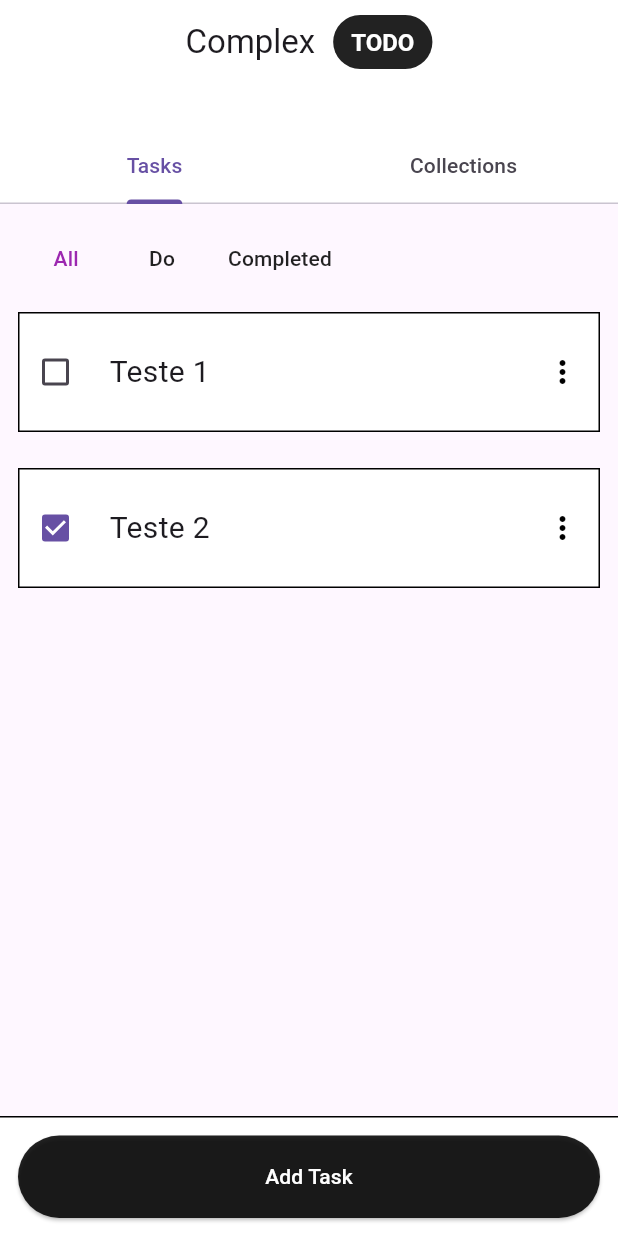
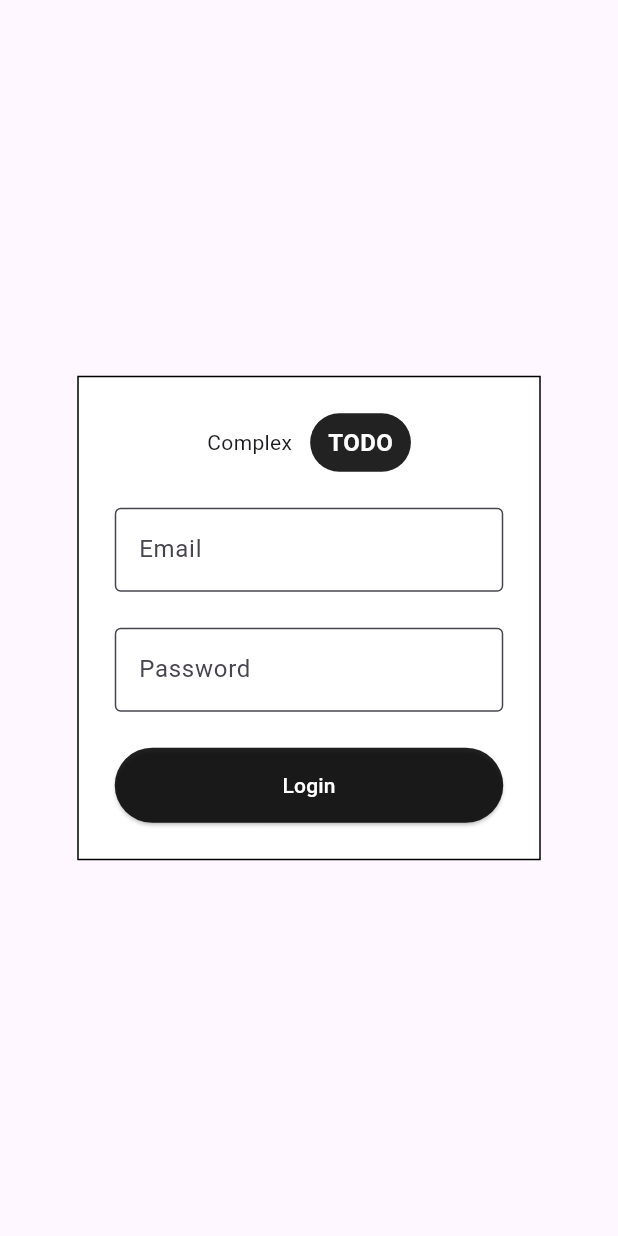
Before and after one commit to wellgenio/app-arch-with-modules, a Flutter app: the screen it shows after launch, on a phone screen of 412 x 824 dp. Run offline on Flutter 3.47's test engine with Material 3 defaults, Android fonts, the phone set to English and light mode, and no system bars; our stand-ins replace result_dart.

Commit message:
feature: implement auth

```diff
--- a/lib/app/app_widget.dart
+++ b/lib/app/app_widget.dart
@@ -1,8 +1,12 @@
 import 'package:flutter/material.dart';
+import 'package:modular_di_app/app/modules/auth/data/repositories/auth_repository.dart';
+import 'package:modular_di_app/app/modules/auth/domain/entities/user_entity.dart';
+import 'package:modular_di_app/app/ui/auth/login/login_page.dart';
 import 'package:provider/provider.dart';
 
 import 'modules/collection/data/repositories/collection_repository.dart';
 import 'modules/task/data/repositories/task_repository.dart';
+import 'ui/auth/login/login_page_view_model.dart';
 import 'ui/collections/collections_page_view_model.dart';
 import 'ui/collections/details/collection_details_page.dart';
 import 'ui/collections/details/collection_details_page_view_model.dart';
@@ -21,13 +25,19 @@ class AppWidget extends StatefulWidget {
 }
 
 class _AppWidgetState extends State<AppWidget> {
+  final GlobalKey<NavigatorState> navigatorKey = GlobalKey<NavigatorState>();
+
   @override
   Widget build(BuildContext context) {
     return MaterialApp(
+      navigatorKey: navigatorKey,
       title: 'Complex TODO',
       debugShowCheckedModeBanner: false,
-      initialRoute: RoutePaths.home.path,
-      routes: AppRouter.returnRouter(true),
+      initialRoute: RoutePaths.login.path,
+      routes: AppRouter.returnRouter(),
+      navigatorObservers: [
+        AuthObserver(context, navigatorKey: navigatorKey),
+      ],
     );
   }
 }
--- a/lib/app/app_widget_routes.dart
+++ b/lib/app/app_widget_routes.dart
@@ -10,6 +10,11 @@ class RoutePath {
 }
 
 class RoutePaths {
+  static const RoutePath login = RoutePath(
+    name: 'login',
+    path: '/login',
+  );
+
   static const RoutePath home = RoutePath(
     name: 'home',
     path: '/home',
@@ -27,8 +32,7 @@ class RoutePaths {
 }
 
 class AppRouter {
-  static Routes returnRouter(bool isAuth) {
-    Routes routes = {
+  static Routes returnRouter() => {
         RoutePaths.home.path: (context) => MultiProvider(
               providers: [
                 ChangeNotifierProvider(
@@ -72,9 +76,31 @@ class AppRouter {
               ),
             ),
           );
+        },
+        RoutePaths.login.path: (context) => ChangeNotifierProvider(
+              create: (_) => LoginPageViewModel(
+                context.read<IAuthRepository>(),
+              ),
+              child: LoginPage(),
+            ),
+      };
 }
-    };
 
-    return routes;
+class AuthObserver extends RouteObserver<ModalRoute<dynamic>> {
+  final GlobalKey<NavigatorState> navigatorKey;
+  final BuildContext context;
+
+  AuthObserver(
+    this.context, {
+    required this.navigatorKey,
+  });
+
+  @override
+  void didPush(Route<dynamic> route, Route<dynamic>? previousRoute) {
+    context.read<IAuthRepository>().observerUser().listen((user) {
+      if (user is NotLoggedUserEntity) {
+        navigatorKey.currentState?.pushReplacementNamed(RoutePaths.login.path);
+      }
+    });
   }
 }
--- a/lib/app/config/modules.dart
+++ b/lib/app/config/modules.dart
@@ -1,5 +1,6 @@
 import 'package:provider/single_child_widget.dart';
 
+import '../modules/auth/auth_module.dart';
 import '../modules/collection/collection_module.dart';
 import '../modules/core/core_module.dart';
 import '../modules/task/task_module.dart';
@@ -7,6 +8,7 @@ import '../modules/task/task_module.dart';
 List<SingleChildWidget> get providers {
   return [
     ...coreModuleProviders,
+    ...authModuleProviders,
     ...collectionModuleProviders,
     ...taskModuleProviders,
   ];
--- /dev/null
+++ b/lib/app/modules/auth/domain/dtos/credentials_dto.dart
@@ -0,0 +1,21 @@
+class CredentialsDto {
+  String email;
+  String password;
+
+  CredentialsDto({required this.email, required this.password });
+
+  factory CredentialsDto.empty() => CredentialsDto(
+    password: '',
+    email: '',
+  );
+
+  factory CredentialsDto.testUser() => CredentialsDto(
+    password: '123456',
+    email: 'test@gmail.com',
+  );
+
+
+  setEmail(String value) => email = value;
+
+  setPassword(String value) => password = value;
+}
--- /dev/null
+++ b/lib/app/modules/auth/domain/entities/user_entity.dart
@@ -0,0 +1,19 @@
+class UserEntity {
+  final String email;
+
+  UserEntity({required this.email});
+
+  factory UserEntity.empty() => UserEntity(email: '');
+
+  factory UserEntity.logged({required String email}) = LoggedUserEntity;
+
+  factory UserEntity.notLogged() => NotLoggedUserEntity(email: '');
+}
+
+class LoggedUserEntity extends UserEntity {
+  LoggedUserEntity({required super.email});
+}
+
+class NotLoggedUserEntity extends UserEntity {
+  NotLoggedUserEntity({required super.email});
+}
--- /dev/null
+++ b/lib/app/ui/auth/login/login_page.dart
@@ -0,0 +1,158 @@
+import 'package:flutter/material.dart';
+import 'package:modular_di_app/app/app_widget.dart';
+import 'package:modular_di_app/app/modules/auth/domain/dtos/credentials_dto.dart';
+import 'package:modular_di_app/app/ui/auth/login/login_page_view_model.dart';
+import 'package:modular_di_app/app/ui/shared/widgets/primary_button.dart';
+import 'package:provider/provider.dart';
+
+import '../../../../main.dart';
+
+class LoginPage extends StatefulWidget {
+  const LoginPage({super.key});
+
+  @override
+  State<LoginPage> createState() => _LoginPageState();
+}
+
+class _LoginPageState extends State<LoginPage>
+    with SingleTickerProviderStateMixin {
+  late final LoginPageViewModel viewModel = context.read<LoginPageViewModel>();
+  late AnimationController ctrl;
+  late Animation<double> anime;
+
+  final formKey = GlobalKey<FormState>();
+  final dto = isProduction ? CredentialsDto.empty() : CredentialsDto.testUser();
+
+  @override
+  void initState() {
+    super.initState();
+
+    viewModel.loginCommand.addListener(listener);
+
+    ctrl = AnimationController(
+      vsync: this,
+      duration: Duration(milliseconds: 1200),
+    );
+    anime = Tween<double>(
+      begin: -700,
+      end: 0,
+    ).animate(CurvedAnimation(parent: ctrl, curve: Curves.easeInOutBack));
+    ctrl.forward();
+  }
+
+  listener() {
+    if (viewModel.loginCommand.completed) {
+      Navigator.of(context).pushReplacementNamed(RoutePaths.home.path);
+    }
+  }
+
+  @override
+  dispose() {
+    viewModel.loginCommand.addListener(listener);
+    super.dispose();
+  }
+
+  onSubmit() {
+    if (formKey.currentState!.validate()) {
+      viewModel.loginCommand.execute(dto);
+    }
+  }
+
+  @override
+  Widget build(BuildContext context) {
+    return Scaffold(
+      body: Center(
+        child: AnimatedBuilder(
+          animation: ctrl,
+          builder: (context, _) {
+            return Transform.translate(
+              offset: Offset(0, anime.value),
+              child: Container(
+                width: MediaQuery.sizeOf(context).width * 0.75,
+                padding: EdgeInsets.all(24),
+                decoration: BoxDecoration(
+                  color: Colors.white,
+                  border: Border.all(
+                    color: Colors.black,
+                    width: 1,
+                  ),
+                ),
+                child: Form(
+                  key: formKey,
+                  child: Column(
+                    spacing: 24.0,
+                    mainAxisSize: MainAxisSize.min,
+                    children: [
+                      Row(
+                        mainAxisAlignment: MainAxisAlignment.center,
+                        spacing: 12.0,
+                        children: [
+                          Text('Complex'),
+                          Container(
+                            padding: EdgeInsets.symmetric(
+                                vertical: 8.0, horizontal: 12.0),
+                            decoration: BoxDecoration(
+                              color: Colors.black87,
+                              borderRadius: BorderRadius.circular(24),
+                            ),
+                            child: Text(
+                              'TODO',
+                              style: TextStyle(
+                                color: Colors.white,
+                                fontSize: 16,
+                                fontWeight: FontWeight.bold,
+                              ),
+                            ),
+                          ),
+                        ],
+                      ),
+                      TextFormField(
+                        initialValue: dto.email,
+                        onChanged: dto.setEmail,
+                        decoration: InputDecoration(
+                          hintText: 'Email',
+                          fillColor: Colors.white,
+                          filled: true,
+                          border: OutlineInputBorder(
+                            borderSide: BorderSide(
+                              width: 1,
+                              color: Colors.black,
+                            ),
+                          ),
+                        ),
+                      ),
+                      TextFormField(
+                        initialValue: dto.password,
+                        onChanged: dto.setPassword,
+                        obscureText: true,
+                        decoration: InputDecoration(
+                          hintText: 'Password',
+                          fillColor: Colors.white,
+                          filled: true,
+                          border: OutlineInputBorder(
+                            borderSide: BorderSide(
+                              width: 1,
+                              color: Colors.black,
+                            ),
+                          ),
+                        ),
+                      ),
+                      SizedBox(
+                        width: double.infinity,
+                        height: 50,
+                        child: PrimaryButton(
+                          onPressed: onSubmit,
+                          child: Text('Login'),
+                        ),
+                      ),
+                    ],
+                  ),
+                ),
+              ),
+            );
+          },
+        ),
+      ),
+    );
+  }
+}
--- /dev/null
+++ b/lib/app/ui/auth/login/login_page_view_model.dart
@@ -0,0 +1,16 @@
+import 'package:flutter/material.dart';
+
+import '../../../modules/auth/data/repositories/auth_repository.dart';
+import '../../../modules/auth/domain/dtos/credentials_dto.dart';
+import '../../../modules/auth/domain/entities/user_entity.dart';
+import '../../../utils/command.dart';
+
+class LoginPageViewModel extends ChangeNotifier {
+  final IAuthRepository authRepository;
+
+  LoginPageViewModel(this.authRepository) {
+    loginCommand = Command1(authRepository.login);
+  }
+
+  late final Command1<UserEntity, CredentialsDto> loginCommand;
+}
--- a/lib/main.dart
+++ b/lib/main.dart
@@ -4,7 +4,14 @@ import 'package:provider/provider.dart';
 
 import 'app/app_widget.dart';
 
+bool isProduction = true;
+
 Future<void> main() async {
+  assert(() {
+    isProduction = false;
+    return true;
+  }());
+
   WidgetsFlutterBinding.ensureInitialized();
   runApp(MultiProvider(providers: providers, child: const AppWidget()));
 }
```
Also changed, not shown: lib/app/modules/auth/auth_module.dart (added, +15 -0 lines), lib/app/modules/auth/data/repositories/auth_repository.dart (added, +41 -0 lines), lib/app/modules/auth/data/services/auth_service.dart (added, +7 -0 lines), lib/app/ui/auth/logout/logout_button.dart (added, +23 -0 lines), lib/app/ui/auth/logout/logout_button_view_model.dart (added, +15 -0 lines), lib/app/ui/home_page.dart (+29 -1 lines). Lines whose indentation alone changed are shown as unchanged.
